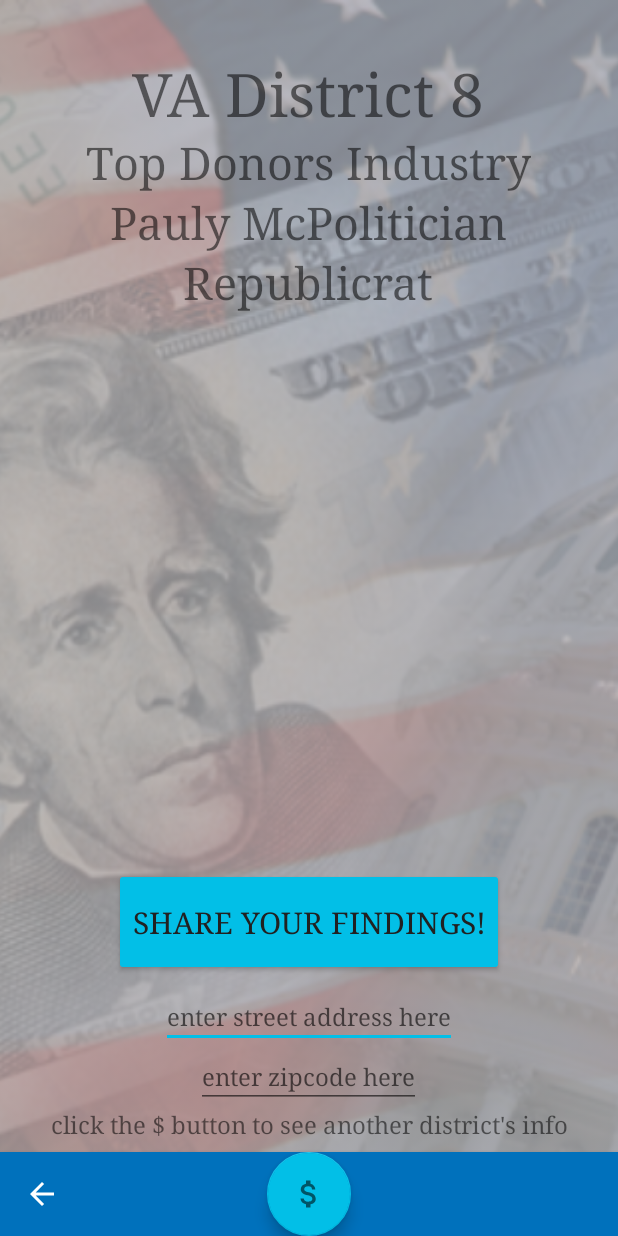
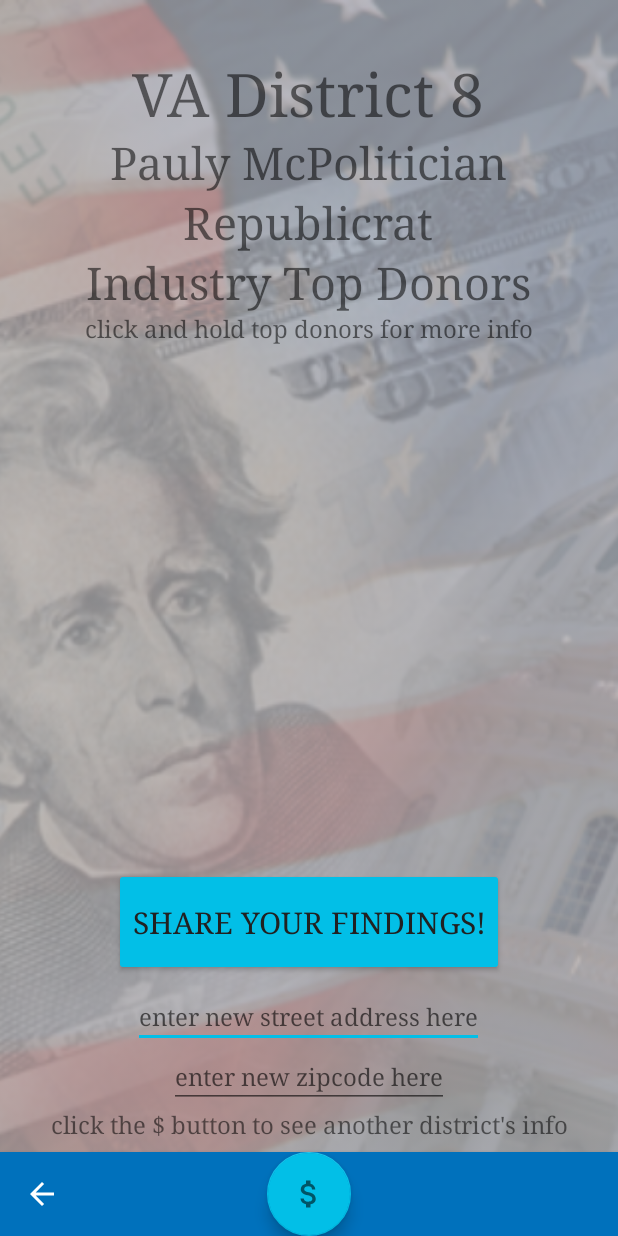
Before and after one commit to davidhstone/adi-project-4, an Android app: the DistrictActivity screen opened directly, with no data from a screen before it, on a phone screen of 412 x 824 dp. Run offline under Robolectric (Android 15) with nearby library versions, the phone set to English and light mode, and no system bars.

Commit message:
rearranges district content xml textviews

```diff
--- a/Flash-The-Cash/app/src/main/res/layout/content_district.xml
+++ b/Flash-The-Cash/app/src/main/res/layout/content_district.xml
@@ -31,20 +31,11 @@
         android:text="VA District 8"/>
 
     <TextView
-        android:id="@+id/industry_top_donors"
+        android:id="@+id/rep_name"
         android:layout_width="wrap_content"
         android:layout_height="wrap_content"
         android:layout_centerHorizontal="true"
         android:layout_below="@id/district_name"
-        android:textSize="@dimen/font_industry"
-        android:text="Top Donors Industry"/>
-
-    <TextView
-        android:id="@+id/rep_name"
-        android:layout_width="wrap_content"
-        android:layout_height="wrap_content"
-        android:layout_centerHorizontal="true"
-        android:layout_below="@id/industry_top_donors"
         android:textSize="@dimen/font_industry"
         android:text="Pauly McPolitician"/>
 
@@ -56,6 +47,25 @@
         android:layout_below="@id/rep_name"
         android:textSize="@dimen/font_industry"
         android:text="Republicrat"/>
+
+    <TextView
+        android:id="@+id/industry_top_donors"
+        android:layout_width="wrap_content"
+        android:layout_height="wrap_content"
+        android:layout_centerHorizontal="true"
+        android:layout_below="@id/party_affiliation"
+        android:textSize="@dimen/font_industry"
+        android:text="Industry Top Donors"/>
+
+    <TextView
+        android:id="@+id/long_click_textview"
+        android:layout_width="wrap_content"
+        android:layout_height="wrap_content"
+        android:layout_centerHorizontal="true"
+        android:layout_below="@id/industry_top_donors"
+        android:textSize="16dp"
+        android:text="click and hold top donors for more info"
+        />
 
     <Button
         android:id="@+id/share_button"
@@ -75,7 +85,7 @@
         android:textSize="16dp"
         android:layout_centerHorizontal="true"
         android:textAlignment="center"
-        android:hint="enter street address here"
+        android:hint="enter new street address here"
         android:paddingTop="8dp"
         android:layout_below="@+id/flag_dollar_capitol_pic"
         android:layout_above="@+id/district_zipcode_edittext"
@@ -88,7 +98,7 @@
         android:textSize="16dp"
         android:layout_centerHorizontal="true"
         android:textAlignment="center"
-        android:hint="enter zipcode here"
+        android:hint="enter new zipcode here"
         android:paddingTop="8dp"
 
         android:layout_above="@+id/district_click_button_textview"
```
